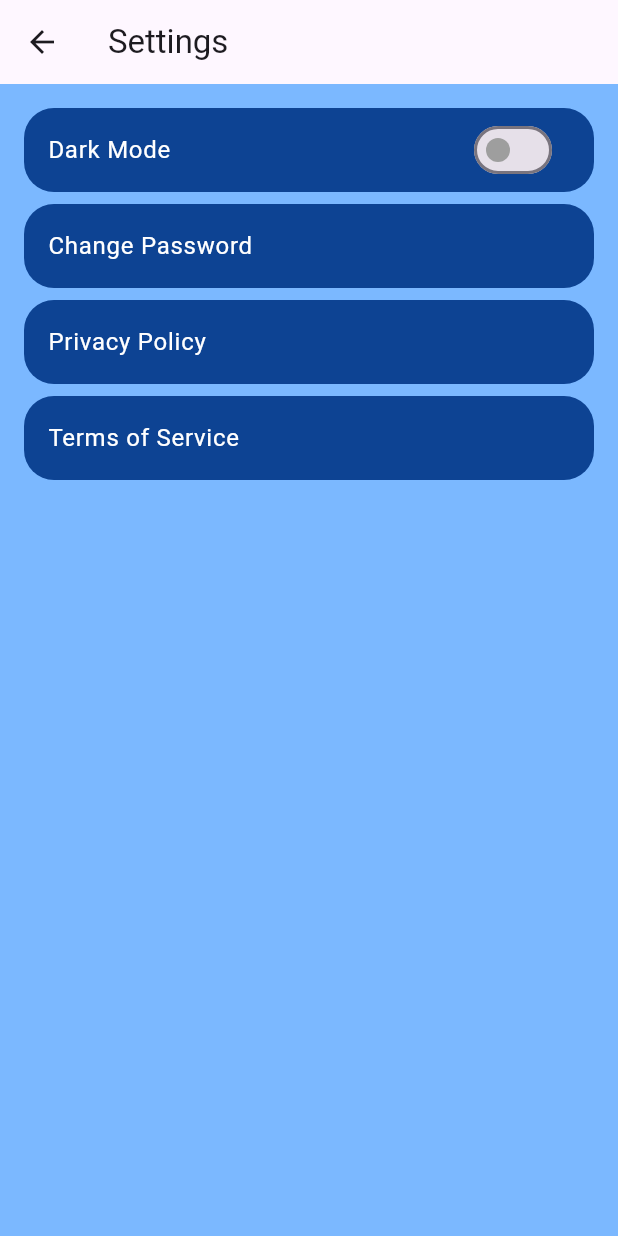
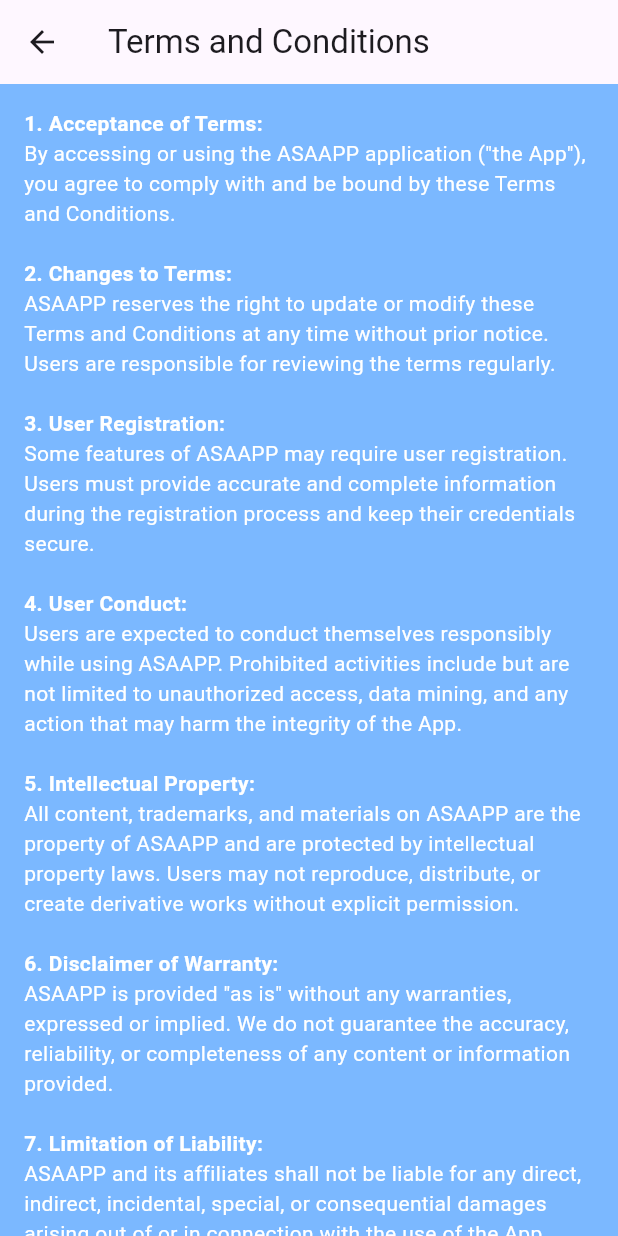
Before and after one commit to oscararenas12/ASAAP, a Flutter app: the SettingsPage screen opened by its route, after a tap on "Terms of Service", on a phone screen of 412 x 824 dp. Run offline on Flutter 3.47's test engine with Material 3 defaults, Android fonts, the light colour scheme and no system bars; our stand-ins replace awesome_snackbar_content, calendar_view, cloud_firestore, confetti, dash_chat_2, firebase_auth and 9 more; missing offline and left inert: chat_gpt_sdk, custom_info_window, flutter_google_places, fluttermoji, google_api_headers, google_maps_webservice; accounts and stored records are empty; Roboto replaces fonts that are missing (Urbanist); project files that could hold a hidden picture were left out.

```diff
--- a/flutter_491/lib/config/app_routes.dart
+++ b/flutter_491/lib/config/app_routes.dart
@@ -44,9 +44,6 @@
         directionpolyline:(context) => MapPolyline(),
 
 
-
-
-
   };
 
 
--- /dev/null
+++ b/flutter_491/lib/pages/privacypolicy.dart
@@ -0,0 +1,99 @@
+import 'package:flutter/material.dart';
+
+class PrivacyPolicyPage extends StatelessWidget {
+  @override
+  Widget build(BuildContext context) {
+    return Scaffold(
+      appBar: AppBar(
+        title: Text('Privacy Policy'),
+      ),
+      body: SingleChildScrollView(
+        padding: EdgeInsets.all(16.0),
+        child: Column(
+          crossAxisAlignment: CrossAxisAlignment.start,
+          children: [
+            Text(
+              '1. Information Collected:',
+              style: TextStyle(fontWeight: FontWeight.bold),
+            ),
+            Text(
+              'ASAAPP may collect personal information, such as names, email addresses, location data, and user-generated content, to provide personalized services.',
+            ),
+
+            SizedBox(height: 20),
+
+            Text(
+              '2. Changes to Terms:',
+              style: TextStyle(fontWeight: FontWeight.bold),
+            ),
+            Text(
+              'ASAAPP reserves the right to update or modify these Terms and Conditions at any time without prior notice. Users are responsible for reviewing the terms regularly.',
+            ),
+
+            SizedBox(height: 20),
+
+            Text(
+              '3. User Registration:',
+              style: TextStyle(fontWeight: FontWeight.bold),
+            ),
+            Text(
+              'Some features of ASAAPP may require user registration. Users must provide accurate and complete information during the registration process and keep their credentials secure.',
+            ),
+
+            SizedBox(height: 20),
+
+            Text(
+              '4. User Conduct:',
+              style: TextStyle(fontWeight: FontWeight.bold),
+            ),
+            Text(
+              'Users are expected to conduct themselves responsibly while using ASAAPP. Prohibited activities include but are not limited to unauthorized access, data mining, and any action that may harm the integrity of the App.',
+            ),
+
+            SizedBox(height: 20),
+
+            Text(
+              '5. Intellectual Property:',
+              style: TextStyle(fontWeight: FontWeight.bold),
+            ),
+            Text(
+              'All content, trademarks, and materials on ASAAPP are the property of ASAAPP and are protected by intellectual property laws. Users may not reproduce, distribute, or create derivative works without explicit permission.',
+            ),
+
+            SizedBox(height: 20),
+
+            Text(
+              '6. Disclaimer of Warranty:',
+              style: TextStyle(fontWeight: FontWeight.bold),
+            ),
+            Text(
+              'ASAAPP is provided "as is" without any warranties, expressed or implied. We do not guarantee the accuracy, reliability, or completeness of any content or information provided.',
+            ),
+
+            SizedBox(height: 20),
+
+            Text(
+              '7. Limitation of Liability:',
+              style: TextStyle(fontWeight: FontWeight.bold),
+            ),
+            Text(
+              'ASAAPP and its affiliates shall not be liable for any direct, indirect, incidental, special, or consequential damages arising out of or in connection with the use of the App.',
+            ),
+
+            // ... Other privacy policy points
+
+            SizedBox(height: 20),
+
+            Text(
+              '8. Contact Information:',
+              style: TextStyle(fontWeight: FontWeight.bold),
+            ),
+            Text(
+              'For any questions or concerns about these terms and conditions or the privacy policy, please contact ASAAPP at ASAapp@gmail.com.',
+            ),
+          ],
+        ),
+      ),
+    );
+  }
+}
--- a/flutter_491/lib/pages/settings_page.dart
+++ b/flutter_491/lib/pages/settings_page.dart
@@ -1,41 +1,37 @@
-
 import 'package:flutter/material.dart';
 import 'package:flutter_491/main.dart';
+import 'package:flutter_491/pages/privacypolicy.dart';
+import 'package:flutter_491/pages/termsandconditions.dart';
+import 'package:flutter_491/pages/themenotifier.dart';
 import 'package:shared_preferences/shared_preferences.dart';
 import 'package:url_launcher/url_launcher.dart';
 import 'package:flutter_491/styles/app_colors.dart';
+import 'package:provider/provider.dart';
 
-class SettingsPage extends StatefulWidget {
+class SettingsPage extends StatelessWidget {
   const SettingsPage({Key? key}) : super(key: key);
 
   @override
-  _SettingsPageState createState() => _SettingsPageState();
+  Widget build(BuildContext context) {
+    return Scaffold(
+      appBar: AppBar(
+        title: Text('Settings'),
+      ),
+      body: SingleChildScrollView(
+        padding: EdgeInsets.all(16),
+        child: Column(
+          crossAxisAlignment: CrossAxisAlignment.start,
+          children: buildSettingsListTiles(context),
+        ),
+      ),
+    );
   }
 
-class _SettingsPageState extends State<SettingsPage> {
-  late SharedPreferences _prefs;
-  bool _isDarkMode = false;
+  List<Widget> buildSettingsListTiles(BuildContext context) {
+    ThemeNotifier themeNotifier = Provider.of<ThemeNotifier>(context);
 
-  @override
-  void initState() {
-    super.initState();
-    _loadSettings();
-  }
-
-
-  Future<void> _loadSettings() async {
-    _prefs = await SharedPreferences.getInstance();
-    setState(() {
-      _isDarkMode = _prefs.getBool('darkMode') ?? false; // Jessica
-
-    });
-  }
-
-// Jessica
-  List<Widget> buildSettingsListTiles(Map<String, dynamic> settings) {
-    return settings.keys.map((String key) {
-      if (key == 'Dark Mode') {
-        return Container(
+    return [
+      Container(
         margin: const EdgeInsets.only(bottom: 8),
         decoration: BoxDecoration(
           color: AppColors.darkblue,
@@ -43,21 +39,20 @@
         ),
         child: SwitchListTile(
           title: Text(
-              key,
+            'Dark Mode',
             style: TextStyle(
               color: Colors.white,
             ),
           ),
-            value: _isDarkMode,
+          value: themeNotifier.isDarkMode,
           activeColor: Colors.lightBlue,
           inactiveThumbColor: Colors.grey,
           onChanged: (bool value) {
-              _toggleDarkMode(value);
+            themeNotifier.toggleDarkMode();
           },
         ),
-        );
-      } else {
-        return Container(
+      ),
+      Container(
         margin: const EdgeInsets.only(bottom: 8),
         decoration: BoxDecoration(
           color: AppColors.darkblue,
@@ -65,83 +60,58 @@
         ),
         child: ListTile(
           title: Text(
-              key,
+            'Change Password',
             style: TextStyle(
               color: Colors.white,
             ),
           ),
           onTap: () {
-              _handleSettingsTap(key);
+            // Implement logic for Change Password
           },
         ),
+      ),
+      Container(
+        margin: const EdgeInsets.only(bottom: 8),
+        decoration: BoxDecoration(
+          color: AppColors.darkblue,
+          borderRadius: BorderRadius.circular(20),
+        ),
+        child: ListTile(
+          title: Text(
+            'Privacy Policy',
+            style: TextStyle(
+              color: Colors.white,
+            ),
+          ),
+          onTap: () {
+            Navigator.push(
+              context,
+              MaterialPageRoute(builder: (context) => PrivacyPolicyPage()),
             );
-      }
-    }).toList();
-  }
-
-  void _handleSettingsTap(String key) {
-    switch (key) {
-      //case 'Account Settings':
-        // Implement logic for Account Settings
-        //break;
-      case 'Change Password':
-        // Implement logic for Change Password
-        break;
-      //case 'Other Settings':
-        // Implement logic for Other Settings
-        //break;
-      case 'Privacy Policy':
-        _launchURL('https://example.com/privacy-policy');
-        break;
-      case 'Terms of Service':
-        _launchURL('https://example.com/terms-of-service');
-        break;
+          },
+        ),
+      ),
+      Container(
+        margin: const EdgeInsets.only(bottom: 8),
+        decoration: BoxDecoration(
+          color: AppColors.darkblue,
+          borderRadius: BorderRadius.circular(20),
+        ),
+        child: ListTile(
+          title: Text(
+            'Terms of Service',
+            style: TextStyle(
+              color: Colors.white,
+            ),
+          ),
+          onTap: () {
+            Navigator.push(
+              context,
+              MaterialPageRoute(builder: (context) => TermsAndConditionsPage()),
+            );
+          },
+        ),
+      ),
+    ];
   }
 }
-
-  Future<void> _launchURL(String url) async {
-    if (await canLaunch(url)) {
-      await launch(url);
-    } else {
-      throw 'Could not launch $url';
-    }
-  }
-
-// Jessica
-  Future<void> _toggleDarkMode(bool value) async {
-    setState(() {
-      _isDarkMode = value;
-    });
-
-    await _prefs.setBool('darkMode', value);
-
-    if (value) {
-      MyApp.setDarkMode();
-    } else {
-      MyApp.setLightMode();
-    }
-  }
-
-  @override
-  Widget build(BuildContext context) {
-    return Scaffold(
-      appBar: AppBar(
-        title: Text('Settings'),
-      ),
-      body: _prefs == null
-          ? Center(child: CircularProgressIndicator())
-          : SingleChildScrollView(
-              padding: EdgeInsets.all(16),
-              child: Column(
-                crossAxisAlignment: CrossAxisAlignment.start,
-                children: buildSettingsListTiles({
-                  'Dark Mode': _isDarkMode, //Jessica Banuelos
-                  'Change Password': null,
-                  'Privacy Policy': null,
-                  'Terms of Service': null,
-                }),
-              ),
-            ),
-    );
-  }
-}
--- /dev/null
+++ b/flutter_491/lib/pages/termsandconditions.dart
@@ -0,0 +1,90 @@
+import 'package:flutter/material.dart';
+
+class TermsAndConditionsPage extends StatelessWidget {
+  @override
+  Widget build(BuildContext context) {
+    return Scaffold(
+      appBar: AppBar(
+        title: Text('Terms and Conditions'),
+      ),
+      body: SingleChildScrollView(
+        padding: EdgeInsets.all(16.0),
+        child: Column(
+          crossAxisAlignment: CrossAxisAlignment.start,
+          children: [
+            Text(
+              '1. Acceptance of Terms:',
+              style: TextStyle(fontWeight: FontWeight.bold),
+            ),
+            Text(
+              'By accessing or using the ASAAPP application ("the App"), you agree to comply with and be bound by these Terms and Conditions.',
+            ),
+
+            SizedBox(height: 20),
+
+            Text(
+              '2. Changes to Terms:',
+              style: TextStyle(fontWeight: FontWeight.bold),
+            ),
+            Text(
+              'ASAAPP reserves the right to update or modify these Terms and Conditions at any time without prior notice. Users are responsible for reviewing the terms regularly.',
+            ),
+
+            SizedBox(height: 20),
+
+            Text(
+              '3. User Registration:',
+              style: TextStyle(fontWeight: FontWeight.bold),
+            ),
+            Text(
+              'Some features of ASAAPP may require user registration. Users must provide accurate and complete information during the registration process and keep their credentials secure.',
+            ),
+
+            // Add other terms
+
+            SizedBox(height: 20),
+
+            Text(
+              '4. User Conduct:',
+              style: TextStyle(fontWeight: FontWeight.bold),
+            ),
+            Text(
+              'Users are expected to conduct themselves responsibly while using ASAAPP. Prohibited activities include but are not limited to unauthorized access, data mining, and any action that may harm the integrity of the App.',
+            ),
+
+            SizedBox(height: 20),
+
+            Text(
+              '5. Intellectual Property:',
+              style: TextStyle(fontWeight: FontWeight.bold),
+            ),
+            Text(
+              'All content, trademarks, and materials on ASAAPP are the property of ASAAPP and are protected by intellectual property laws. Users may not reproduce, distribute, or create derivative works without explicit permission.',
+            ),
+
+            SizedBox(height: 20),
+
+            Text(
+              '6. Disclaimer of Warranty:',
+              style: TextStyle(fontWeight: FontWeight.bold),
+            ),
+            Text(
+              'ASAAPP is provided "as is" without any warranties, expressed or implied. We do not guarantee the accuracy, reliability, or completeness of any content or information provided.',
+            ),
+
+            SizedBox(height: 20),
+
+            Text(
+              '7. Limitation of Liability:',
+              style: TextStyle(fontWeight: FontWeight.bold),
+            ),
+            Text(
+              'ASAAPP and its affiliates shall not be liable for any direct, indirect, incidental, special, or consequential damages arising out of or in connection with the use of the App.',
+            ),
+            // ... Other terms
+          ],
+        ),
+      ),
+    );
+  }
+}
--- /dev/null
+++ b/flutter_491/lib/pages/themenotifier.dart
@@ -0,0 +1,12 @@
+import 'package:flutter/material.dart';
+
+class ThemeNotifier with ChangeNotifier {
+  bool _isDarkMode = false;
+
+  bool get isDarkMode => _isDarkMode;
+
+  void toggleDarkMode() {
+    _isDarkMode = !_isDarkMode;
+    notifyListeners();
+  }
+}
```
Also changed, not shown: flutter_491/lib/main.dart (+18 -19 lines). Lines whose indentation alone changed are shown as unchanged.
